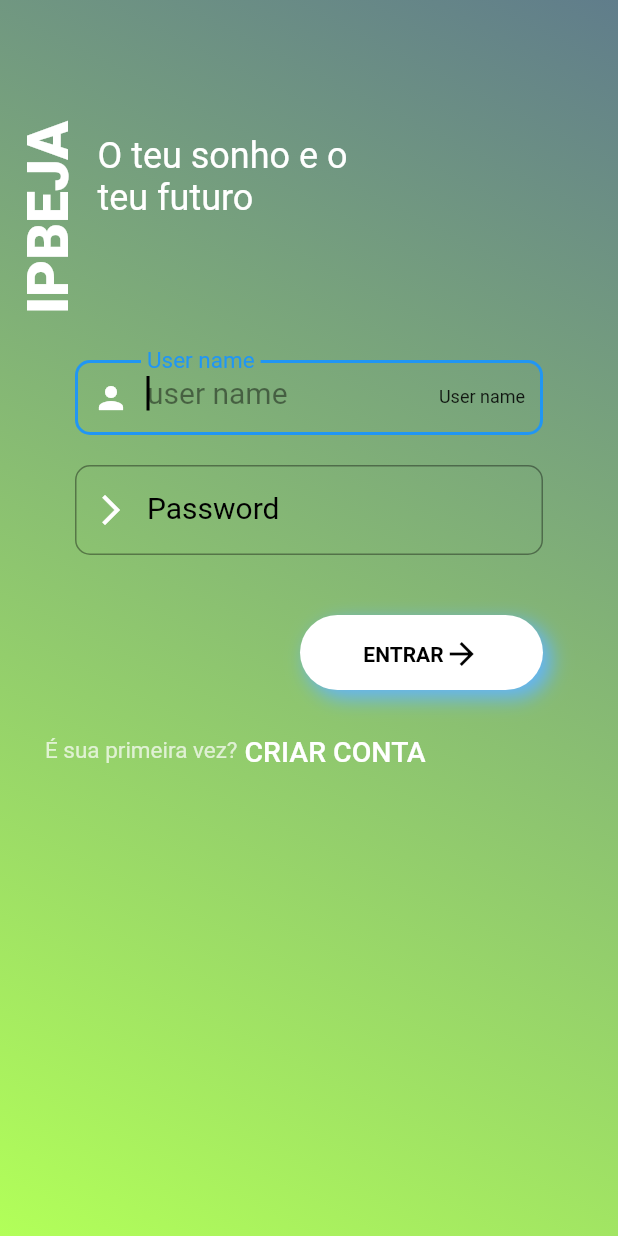
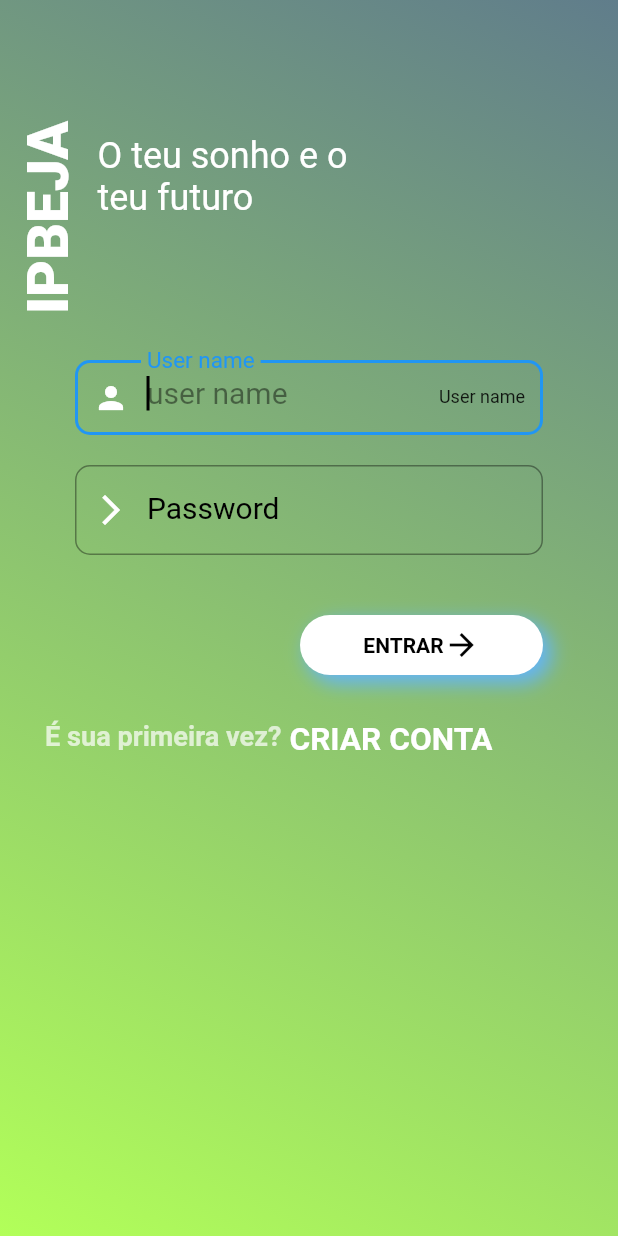
Before and after one commit to pauloALuis/PI, a Flutter app: the NewUser screen opened directly, scrolled down 252 dp, after a tap on "Efetuar LOGIN", on a phone screen of 412 x 824 dp. Run offline on Flutter 3.47's test engine with Material 2 defaults, Android fonts, the phone set to English and light mode, and no system bars; missing offline and left inert: navigation_dot_bar.

Commit message:
alterei o botão de login e efetuar login

```diff
--- a/app_pi/lib/view/widget/button.dart
+++ b/app_pi/lib/view/widget/button.dart
@@ -13,7 +13,7 @@ class _ButtonLoginState extends State<ButtonLogin> {
       padding: const EdgeInsets.only(top: 40, right: 50, left: 200),
       child: Container(
         alignment: Alignment.bottomRight,
-        height: 50,
+        height: 40,
         width: MediaQuery.of(context).size.width,
         decoration: BoxDecoration(
           boxShadow: [
--- a/app_pi/lib/view/widget/first.dart
+++ b/app_pi/lib/view/widget/first.dart
@@ -20,8 +20,10 @@ class _FirstTimeState extends State<FirstTime> {
             Text(
               'É sua primeira vez?',
               style: TextStyle(
-                fontSize: 15,
+                fontSize: 18.1,
                 color: Colors.white70,
+                fontWeight: FontWeight.w700,
+
               ),
             ),
             FlatButton(
@@ -33,8 +35,10 @@ class _FirstTimeState extends State<FirstTime> {
               child: Text(
                 ' CRIAR CONTA',
                 style: TextStyle(
-                  fontSize: 19,
+                  fontSize: 21.1,
                   color: Colors.white,
+                  fontWeight: FontWeight.w700,
+
                 ),
                 textAlign: TextAlign.right,
               ),
--- a/app_pi/lib/view/widget/userOld.dart
+++ b/app_pi/lib/view/widget/userOld.dart
@@ -15,7 +15,9 @@ class UserOld extends StatelessWidget {
             Text(
               'Já nos encontramos antes?',
               style: TextStyle(
-                fontSize: 12,
+                fontSize: 17,
+                fontWeight: FontWeight.w700,
+
                 color: Colors.white70,
               ),
             ),
@@ -26,10 +28,12 @@ class UserOld extends StatelessWidget {
                     MaterialPageRoute(builder: (context) => LoginPage()));
               },
               child: Text(
-                'Efetuar LOGIN',
+                ' Efetuar LOGIN',
                 style: TextStyle(
-                  fontSize: 12,
+                  fontSize: 17,
                   color: Colors.white,
+                  fontWeight: FontWeight.w700,
+
                 ),
                 textAlign: TextAlign.right,
               ),
```
